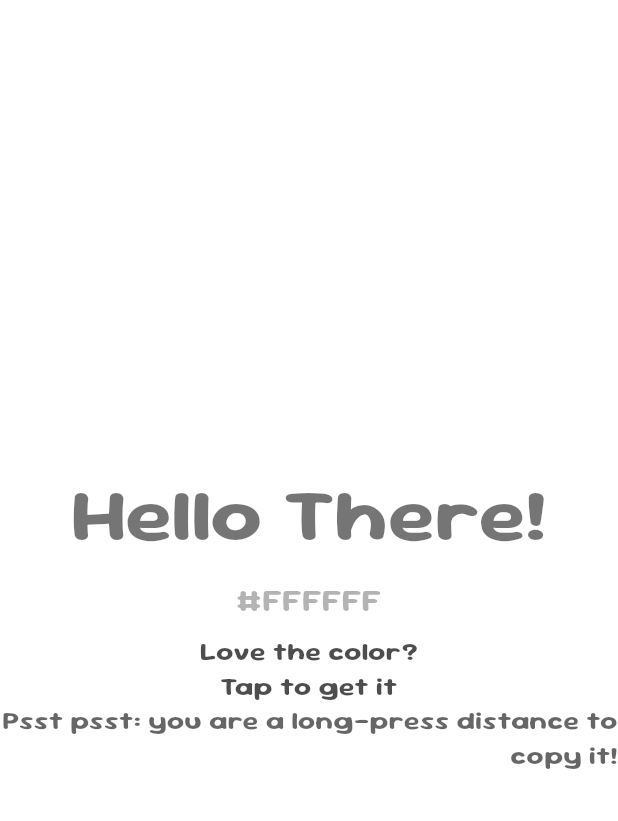
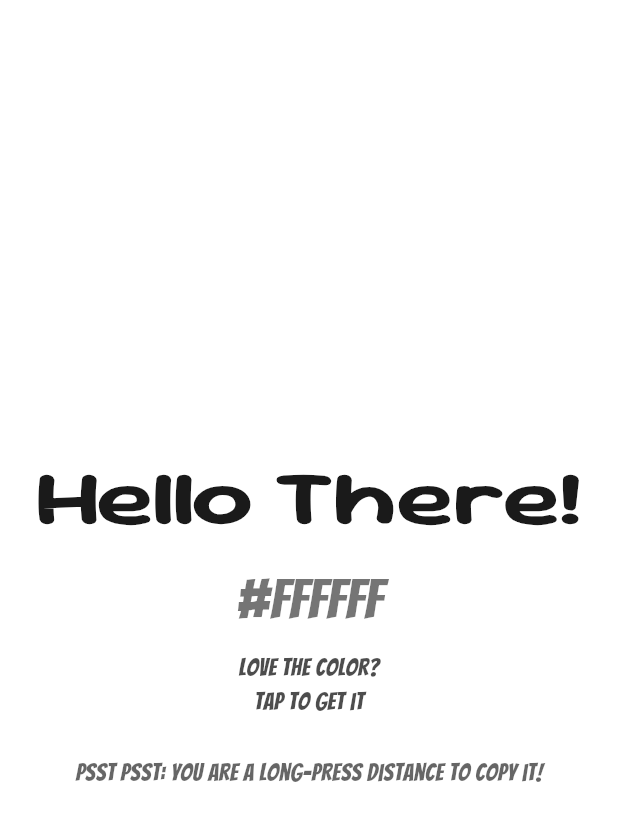
Before and after one commit to arguellesdev/solid_hello, a Flutter app: the screen it shows after launch, on a phone screen of 412 x 824 dp. Shown: the top 821 px of the screen. Run offline on Flutter 3.47's test engine with Material 3 defaults, Android fonts, the phone set to English and light mode, and no system bars.

Commit message:
changing fonts

```diff
--- a/solid_hello/lib/app/features/hello_there/presentation/pages/hello_there.dart
+++ b/solid_hello/lib/app/features/hello_there/presentation/pages/hello_there.dart
@@ -56,7 +56,7 @@ class _HelloThereState extends State<HelloThere> {
                       fontFamily: 'SourGummy',
                       fontWeight: FontWeight.w700,
                       fontSize: 48,
-                      color: _textColor,
+                      color: _textColor.withAlpha((0.9 * 255).toInt()),
                     ),
                   ),
                   const SizedBox(height: 8),
@@ -64,10 +64,10 @@ class _HelloThereState extends State<HelloThere> {
                     hex,
                     textAlign: TextAlign.center,
                     style: TextStyle(
-                      fontFamily: 'SourGummy',
-                      fontWeight: FontWeight.w500,
-                      fontSize: 20,
-                      color: _textColor.withAlpha((0.3 * 255).toInt()),
+                      fontFamily: 'Bangers',
+                      fontWeight: FontWeight.w400,
+                      fontSize: 36,
+                      color: _textColor,
                       fontFeatures: const [FontFeature.tabularFigures()],
                     ),
                   ),
@@ -76,17 +76,18 @@ class _HelloThereState extends State<HelloThere> {
                     'Love the color?\nTap to get it',
                     textAlign: TextAlign.center,
                     style: TextStyle(
-                      fontFamily: 'SourGummy',
-                      fontWeight: FontWeight.w300,
+                      fontFamily: 'Bangers',
+                      fontWeight: FontWeight.w500,
                       fontSize: 16,
                       color: _textColor.withAlpha((0.7 * 255).toInt()),
                     ),
                   ),
+                  const SizedBox(height: 24),
                   Text(
                     'Psst psst: you are a long-press distance to copy it!',
                     textAlign: TextAlign.end,
                     style: TextStyle(
-                      fontFamily: 'SourGummy',
+                      fontFamily: 'Bangers',
                       fontWeight: FontWeight.w300,
                       fontSize: 16,
                       color: _textColor.withAlpha((0.6 * 255).toInt()),
```
Also changed, not shown: solid_hello/pubspec.yaml (+5 -2 lines), solid_hello/assets/fonts/Bangers-Regular.ttf (added).
